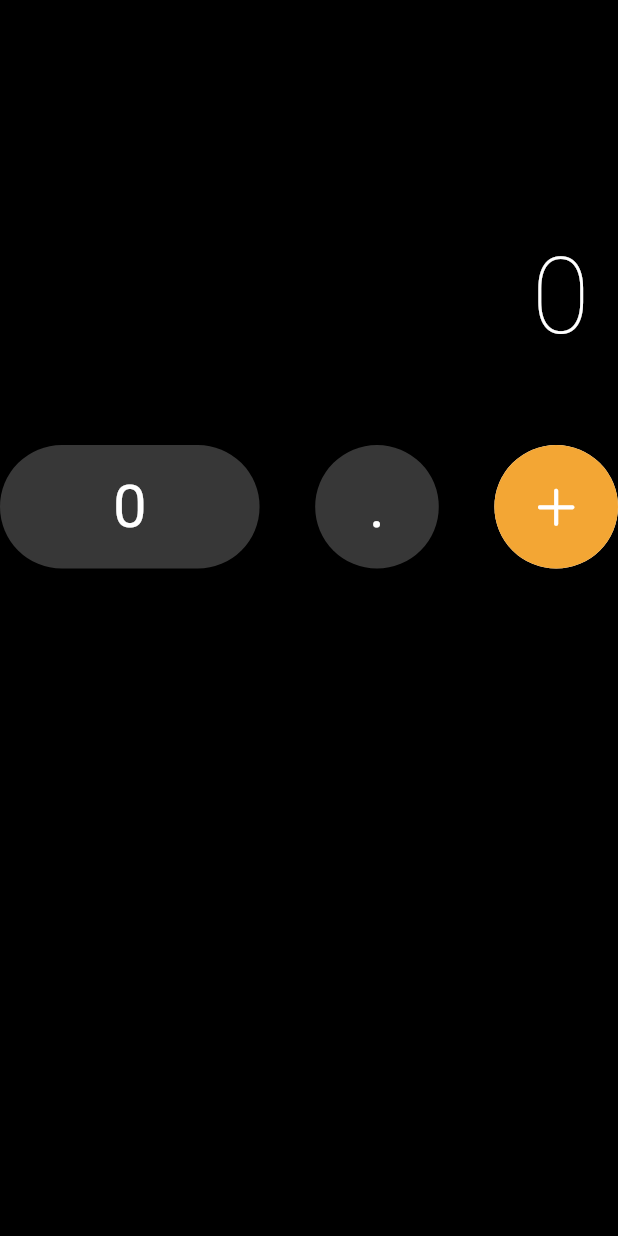
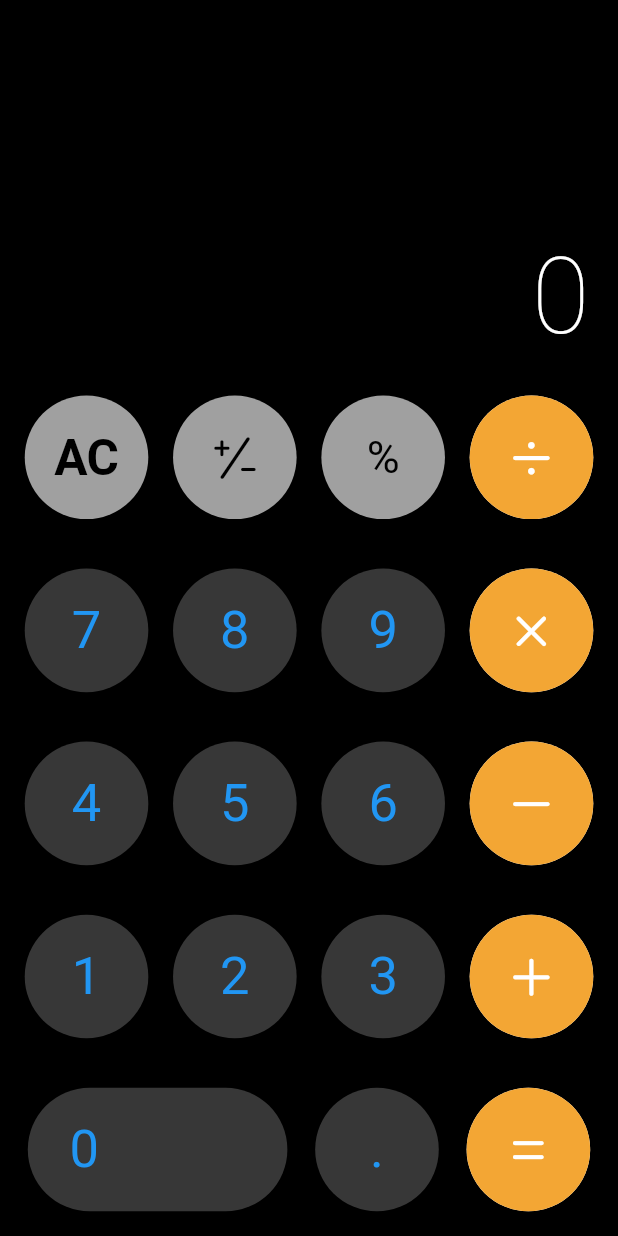
Before and after one commit to wjddns0122/my_ios_calculator, a Flutter app: the screen it shows after launch, on a phone screen of 412 x 824 dp. Run offline on Flutter 3.47's test engine with Material 2 defaults, Android fonts, the light colour scheme and no system bars; our stand-ins replace get.

Commit message:
ui complete

```diff
--- a/lib/src/components/black_button.dart
+++ b/lib/src/components/black_button.dart
@@ -1,5 +1,4 @@
 import 'package:flutter/cupertino.dart';
-import 'package:flutter/material.dart';
 import 'package:my_ios_calculator/src/constants/button_color.dart';
 import 'package:my_ios_calculator/src/constants/button_size.dart';
 
@@ -7,7 +6,7 @@ enum Type { ROUND, FLAT }
 
 class BlackButton extends StatelessWidget {
   final void Function()? onPressed;
-  final String child;
+  final Widget child;
   final Type type;
   const BlackButton(
       {super.key, this.onPressed, required this.type, required this.child});
@@ -31,11 +30,7 @@ class BlackButton extends StatelessWidget {
           padding: const EdgeInsets.all(16.0),
           color: ButtonColor.black,
           onPressed: () {},
-        child: Text(
-          child,
-          style: const TextStyle(color: Colors.white, fontSize: 40),
-        ),
-      ),
+          child: child),
     );
   }
 
@@ -48,11 +43,7 @@ class BlackButton extends StatelessWidget {
           padding: const EdgeInsets.all(16.0),
           color: ButtonColor.black,
           onPressed: () {},
-        child: Text(
-          child,
-          style: const TextStyle(color: Colors.white, fontSize: 40),
-        ),
-      ),
+          child: child),
     );
   }
 }
--- a/lib/src/components/grey_button.dart
+++ b/lib/src/components/grey_button.dart
@@ -1,11 +1,13 @@
 import 'package:flutter/cupertino.dart';
+import 'package:my_ios_calculator/src/components/black_button.dart';
 import '../constants/button_color.dart';
 import '../constants/button_size.dart';
 
 class GreyButton extends StatelessWidget {
   final void Function()? onPressed;
   final Widget child;
-  const GreyButton({super.key, this.onPressed, required this.child});
+  const GreyButton(
+      {super.key, this.onPressed, required this.child, required Type type});
 
   @override
   Widget build(BuildContext context) {
@@ -13,12 +15,11 @@ class GreyButton extends StatelessWidget {
       width: ButtonSize.short,
       height: ButtonSize.short,
       child: CupertinoButton(
-        borderRadius: BorderRadius.circular(100),
-        padding: const EdgeInsets.all(16.0),
-        color: ButtonColor.grey,
-        onPressed: () {},
-        child: child,
-      ),
+          borderRadius: BorderRadius.circular(100),
+          padding: const EdgeInsets.all(16.0),
+          color: ButtonColor.grey,
+          onPressed: () {},
+          child: child),
     );
   }
 }
--- a/lib/src/components/orange_buttion.dart
+++ b/lib/src/components/orange_buttion.dart
@@ -7,13 +7,13 @@ class OrangeButton extends StatefulWidget {
   final void Function()? onPressed;
   final Icon icon;
   final Icon activeIcon;
-  final bool isClick;
-  const OrangeButton({
+  bool? isClick;
+  OrangeButton({
     super.key,
     this.onPressed,
     required this.icon,
     required this.activeIcon,
-    required this.isClick,
+    this.isClick = false,
   });
 
   @override
@@ -23,7 +23,7 @@ class OrangeButton extends StatefulWidget {
 class _OrangeButtonState extends State<OrangeButton> {
   void _toggle() {
     setState(() {
-      widget.isClick != widget.isClick;
+      widget.isClick = !widget.isClick!;
     });
   }
 
@@ -39,8 +39,8 @@ class _OrangeButtonState extends State<OrangeButton> {
 
   Widget _foreward() {
     return AnimatedOpacity(
-      opacity: (!widget.isClick) ? 1.0 : 0.0,
-      duration: const Duration(seconds: 1),
+      opacity: (!widget.isClick!) ? 1.0 : 0.0,
+      duration: const Duration(milliseconds: 300),
       child: SizedBox(
         width: ButtonSize.short,
         height: ButtonSize.short,
--- a/lib/src/ui/app.dart
+++ b/lib/src/ui/app.dart
@@ -1,6 +1,7 @@
 import 'package:flutter/cupertino.dart';
 import 'package:flutter/material.dart';
 import 'package:my_ios_calculator/src/components/black_button.dart';
+import 'package:my_ios_calculator/src/components/grey_button.dart';
 import 'package:my_ios_calculator/src/components/orange_buttion.dart';
 import 'package:my_ios_calculator/src/constants/button_color.dart';
 
@@ -53,28 +54,43 @@ class App extends StatelessWidget {
 
   Widget _firstRow() {
     return Row(
-      mainAxisAlignment: MainAxisAlignment.spaceBetween,
+      mainAxisAlignment: MainAxisAlignment.spaceEvenly,
       children: [
-        BlackButton(
+        GreyButton(
           onPressed: () {},
-          type: Type.FLAT,
-          child: '0',
+          type: Type.ROUND,
+          child: const Text(
+            'AC',
+            style: TextStyle(
+                fontSize: 33, color: Colors.black, fontWeight: FontWeight.w600),
+          ),
         ),
-        BlackButton(
+        GreyButton(
           type: Type.ROUND,
-          child: '.',
+          child: const Icon(
+            CupertinoIcons.plus_slash_minus,
+            color: Colors.black,
+            size: 35,
+          ),
           onPressed: () {},
         ),
+        GreyButton(
+            onPressed: () {},
+            type: Type.ROUND,
+            child: const Text(
+              '%',
+              style: TextStyle(fontSize: 30, color: Colors.black),
+            )),
         OrangeButton(
           isClick: false,
           onPressed: () {},
           icon: Icon(
-            CupertinoIcons.add,
+            CupertinoIcons.divide,
             color: ButtonColor.white,
             size: 35,
           ),
           activeIcon: Icon(
-            CupertinoIcons.add,
+            CupertinoIcons.divide,
             color: ButtonColor.orange,
             size: 35,
           ),
@@ -84,18 +100,175 @@ class App extends StatelessWidget {
   }
 
   Widget _secondRow() {
-    return Container();
+    return Row(
+      mainAxisAlignment: MainAxisAlignment.spaceEvenly,
+      children: [
+        (const BlackButton(
+          type: Type.ROUND,
+          child: Text(
+            '7',
+            style: TextStyle(fontSize: 35),
+          ),
+        )),
+        const BlackButton(
+          type: Type.ROUND,
+          child: Text(
+            '8',
+            style: TextStyle(fontSize: 35),
+          ),
+        ),
+        const BlackButton(
+          type: Type.ROUND,
+          child: Text(
+            '9',
+            style: TextStyle(fontSize: 35),
+          ),
+        ),
+        OrangeButton(
+          isClick: false,
+          onPressed: () {},
+          icon: const Icon(
+            CupertinoIcons.multiply,
+            color: Colors.white,
+            size: 35,
+          ),
+          activeIcon: const Icon(
+            CupertinoIcons.multiply,
+            color: Colors.orange,
+            size: 35,
+          ),
+        ),
+      ],
+    );
   }
 
   Widget _thirdRow() {
-    return Container();
+    return Row(
+      mainAxisAlignment: MainAxisAlignment.spaceEvenly,
+      children: [
+        (const BlackButton(
+          type: Type.ROUND,
+          child: Text(
+            '4',
+            style: TextStyle(fontSize: 35),
+          ),
+        )),
+        const BlackButton(
+          type: Type.ROUND,
+          child: Text(
+            '5',
+            style: TextStyle(fontSize: 35),
+          ),
+        ),
+        const BlackButton(
+          type: Type.ROUND,
+          child: Text(
+            '6',
+            style: TextStyle(fontSize: 35),
+          ),
+        ),
+        OrangeButton(
+          isClick: false,
+          onPressed: () {},
+          icon: const Icon(
+            CupertinoIcons.minus,
+            color: Colors.white,
+            size: 35,
+          ),
+          activeIcon: const Icon(
+            CupertinoIcons.minus,
+            color: Colors.orange,
+            size: 35,
+          ),
+        ),
+      ],
+    );
   }
 
   Widget _fourthRow() {
-    return Container();
+    return Row(
+      mainAxisAlignment: MainAxisAlignment.spaceEvenly,
+      children: [
+        (const BlackButton(
+          type: Type.ROUND,
+          child: Text(
+            '1',
+            style: TextStyle(fontSize: 35),
+          ),
+        )),
+        const BlackButton(
+          type: Type.ROUND,
+          child: Text(
+            '2',
+            style: TextStyle(fontSize: 35),
+          ),
+        ),
+        const BlackButton(
+          type: Type.ROUND,
+          child: Text(
+            '3',
+            style: TextStyle(fontSize: 35),
+          ),
+        ),
+        OrangeButton(
+          isClick: false,
+          onPressed: () {},
+          icon: const Icon(
+            CupertinoIcons.plus,
+            color: Colors.white,
+            size: 35,
+          ),
+          activeIcon: const Icon(
+            CupertinoIcons.plus,
+            color: Colors.orange,
+            size: 35,
+          ),
+        ),
+      ],
+    );
   }
 
   Widget _fifthRow() {
-    return Container();
+    return Row(
+      mainAxisAlignment: MainAxisAlignment.spaceEvenly,
+      children: [
+        (BlackButton(
+          type: Type.FLAT,
+          child: Padding(
+            padding: const EdgeInsets.symmetric(horizontal: 12.0),
+            child: Row(
+              mainAxisAlignment: MainAxisAlignment.start,
+              children: const [
+                Text(
+                  '0',
+                  style: TextStyle(fontSize: 35),
+                ),
+              ],
+            ),
+          ),
+        )),
+        const BlackButton(
+          type: Type.ROUND,
+          child: Text(
+            '.',
+            style: TextStyle(fontSize: 35),
+          ),
+        ),
+        OrangeButton(
+          isClick: false,
+          onPressed: () {},
+          icon: const Icon(
+            CupertinoIcons.equal,
+            color: Colors.white,
+            size: 35,
+          ),
+          activeIcon: const Icon(
+            CupertinoIcons.equal,
+            color: Colors.orange,
+            size: 35,
+          ),
+        ),
+      ],
+    );
   }
 }
```
Lines whose indentation alone changed are shown as unchanged.
